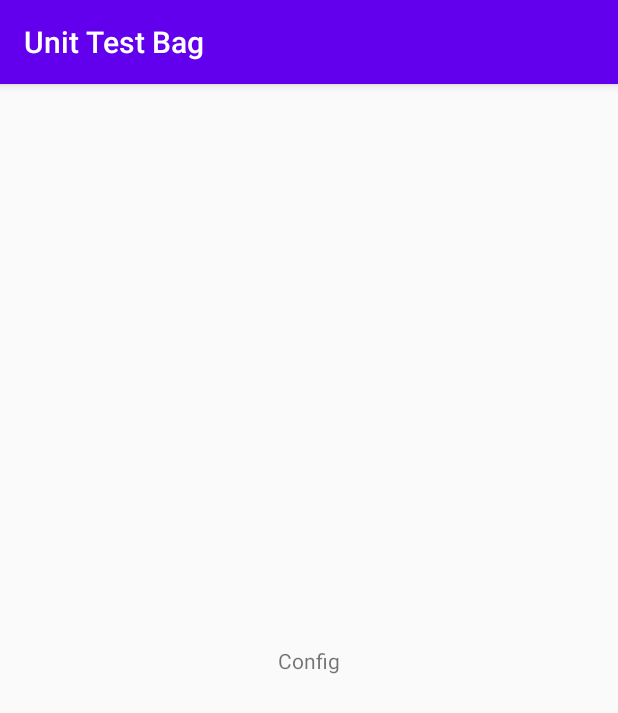
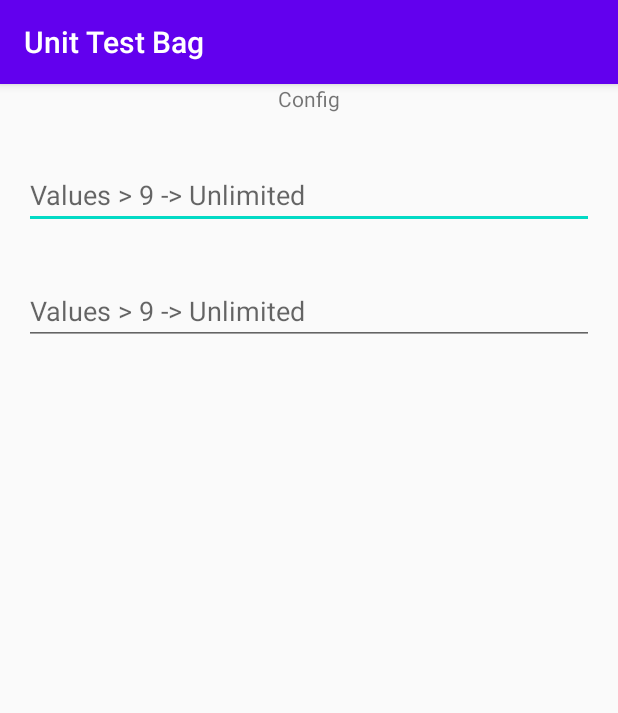
Before and after one commit to matevojts/UnitTestBag, an Android app: the screen it shows after launch (MainActivity), after a tap on "Config", on a phone screen of 412 x 824 dp. Shown: the top 713 px of the screen. Run offline under Robolectric (Android 15) with nearby library versions, the phone set to English and light mode, and no system bars; our stand-ins replace RxJava, Timber, data binding; libraries missing offline, so code that uses them is left out: androidx.databinding.library, com.jakewharton.rxrelay2; 2 statements that could not run were skipped.

Commit message:
feat: add bag configuration

```diff
--- a/app/src/main/java/hu/matevojts/unittestbag/ui/config/ConfigFragment.kt
+++ b/app/src/main/java/hu/matevojts/unittestbag/ui/config/ConfigFragment.kt
@@ -27,7 +27,7 @@ class ConfigFragment : Fragment() {
         viewModel.onViewResumed()
         foregroundDisposables = CompositeDisposable()
 
-        viewModel.openBag
+        viewModel.output.openBag
             .subscribe { this.findNavController().navigate(ConfigFragmentDirections.actionToOpenedBagFragment()) }
             .addTo(foregroundDisposables)
     }
--- a/app/src/main/java/hu/matevojts/unittestbag/ui/config/ConfigViewModel.kt
+++ b/app/src/main/java/hu/matevojts/unittestbag/ui/config/ConfigViewModel.kt
@@ -1,15 +1,40 @@
 package hu.matevojts.unittestbag.ui.config
 
 import androidx.databinding.BaseObservable
+import androidx.databinding.Bindable
+import androidx.databinding.library.baseAdapters.BR
 import com.jakewharton.rxrelay2.PublishRelay
 import hu.matevojts.unittestbag.datasource.BagDataSource
+import hu.matevojts.unittestbag.model.Bag
 import hu.matevojts.unittestbag.trigger
 import io.reactivex.disposables.CompositeDisposable
 
 class ConfigViewModel(private val bagDataSource: BagDataSource) : BaseObservable() {
 
+    @get:Bindable
+    var red: String = ""
+        set(value) {
+            if (value != field) {
+                field = value
+                notifyPropertyChanged(BR.red)
+            }
+        }
+
+    @get:Bindable
+    var blue: String = ""
+        set(value) {
+            if (value != field) {
+                field = value
+                notifyPropertyChanged(BR.blue)
+            }
+        }
+
+    val output = object : Output {
+        override val openBag = PublishRelay.create<Unit>()
+        override val invalidItems = PublishRelay.create<Unit>()
+    }
+
     private var foregroundDisposables = CompositeDisposable()
-    val openBag = PublishRelay.create<Unit>()
 
     fun onViewResumed() {
         foregroundDisposables = CompositeDisposable()
@@ -19,5 +44,18 @@ class ConfigViewModel(private val bagDataSource: BagDataSource) : BaseObservable
         foregroundDisposables.clear()
     }
 
-    fun openBag() = openBag.trigger()
+    fun openBag() {
+        try {
+            val bag = Bag(red.toInt(), blue.toInt())
+            bagDataSource.setBag(bag)
+            output.openBag.trigger()
+        } catch (e: Exception) {
+            output.invalidItems.trigger()
+        }
+    }
+
+    interface Output {
+        val openBag: PublishRelay<Unit>
+        val invalidItems: PublishRelay<Unit>
+    }
 }
--- a/app/src/main/java/hu/matevojts/unittestbag/ui/openedbag/OpenedBagViewModel.kt
+++ b/app/src/main/java/hu/matevojts/unittestbag/ui/openedbag/OpenedBagViewModel.kt
@@ -42,11 +42,11 @@ class OpenedBagViewModel(private val bagDataSource: BagDataSource) : BaseObserva
     }
 
     private fun populateBagItems(bag: Bag) {
+        if (bag.red > 0) {
+            items.add(BagItemViewModel(BagItem(R.drawable.ic_launcher_background, "Red Title", "Red description")))
+        }
         if (bag.blue > 0) {
             items.add(BagItemViewModel(BagItem(R.drawable.ic_launcher_foreground, "Blue Title", "Blue description")))
-        }
-        if (bag.red > 0) {
-            items.add(BagItemViewModel(BagItem(R.drawable.ic_launcher_background, "Red Title", "Red description")))
         }
     }
 
--- a/app/src/main/res/layout/fragment_config.xml
+++ b/app/src/main/res/layout/fragment_config.xml
@@ -18,14 +18,43 @@
         android:layout_height="match_parent">
 
         <TextView
+            android:id="@+id/configTitle"
             android:layout_width="wrap_content"
             android:layout_height="wrap_content"
             android:onClick="@{ () -> vm.openBag() }"
             android:text="Config"
-            app:layout_constraintBottom_toBottomOf="parent"
             app:layout_constraintEnd_toEndOf="parent"
             app:layout_constraintStart_toStartOf="parent"
             app:layout_constraintTop_toTopOf="parent" />
 
+        <EditText
+            android:id="@+id/redEditText"
+            android:layout_width="0dp"
+            android:layout_height="wrap_content"
+            android:layout_marginStart="16dp"
+            android:layout_marginTop="32dp"
+            android:layout_marginEnd="16dp"
+            android:hint="@string/config_edittext_hint_unlimited_value"
+            android:inputType="number"
+            android:singleLine="true"
+            android:text="@={vm.red}"
+            app:layout_constraintEnd_toEndOf="parent"
+            app:layout_constraintStart_toStartOf="parent"
+            app:layout_constraintTop_toBottomOf="@id/configTitle" />
+
+        <EditText
+            android:id="@+id/blueEditText"
+            android:layout_width="0dp"
+            android:layout_height="wrap_content"
+            android:layout_marginTop="32dp"
+            android:hint="@string/config_edittext_hint_unlimited_value"
+            android:inputType="number"
+            android:singleLine="true"
+            android:text="@={vm.blue}"
+            app:layout_constraintEnd_toEndOf="@id/redEditText"
+            app:layout_constraintStart_toStartOf="@id/redEditText"
+            app:layout_constraintTop_toBottomOf="@id/redEditText" />
+
     </androidx.constraintlayout.widget.ConstraintLayout>
+
 </layout>
--- a/app/src/main/res/layout/fragment_opened_bag.xml
+++ b/app/src/main/res/layout/fragment_opened_bag.xml
@@ -21,10 +21,10 @@
         android:layout_height="match_parent">
 
         <TextView
+            android:id="@+id/openedBagTitle"
             android:layout_width="wrap_content"
             android:layout_height="wrap_content"
             android:text="Opened bag"
-            app:layout_constraintBottom_toTopOf="@id/bagItems"
             app:layout_constraintEnd_toEndOf="parent"
             app:layout_constraintStart_toStartOf="parent"
             app:layout_constraintTop_toTopOf="parent" />
@@ -39,12 +39,11 @@
             android:layout_marginTop="30dp"
             android:nestedScrollingEnabled="false"
             android:overScrollMode="never"
-            app:layout_constraintBottom_toBottomOf="parent"
             app:layout_constraintEnd_toEndOf="parent"
             app:layout_constraintStart_toStartOf="parent"
+            app:layout_constraintTop_toBottomOf="@+id/openedBagTitle"
             tools:itemCount="2"
             tools:listitem="@layout/layout_bag_item" />
-
 
     </androidx.constraintlayout.widget.ConstraintLayout>
 
--- a/app/src/main/res/values/strings.xml
+++ b/app/src/main/res/values/strings.xml
@@ -1,3 +1,4 @@
 <resources>
     <string name="app_name">Unit Test Bag</string>
+    <string name="config_edittext_hint_unlimited_value">Values > 9 -> Unlimited</string>
 </resources>
```
